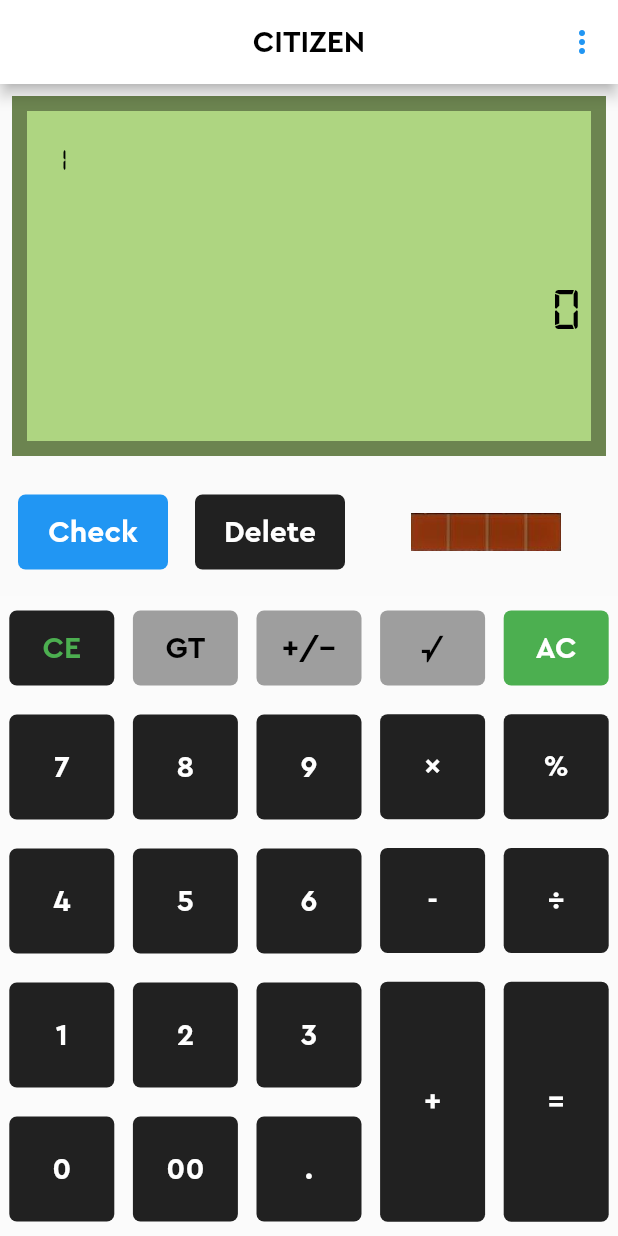
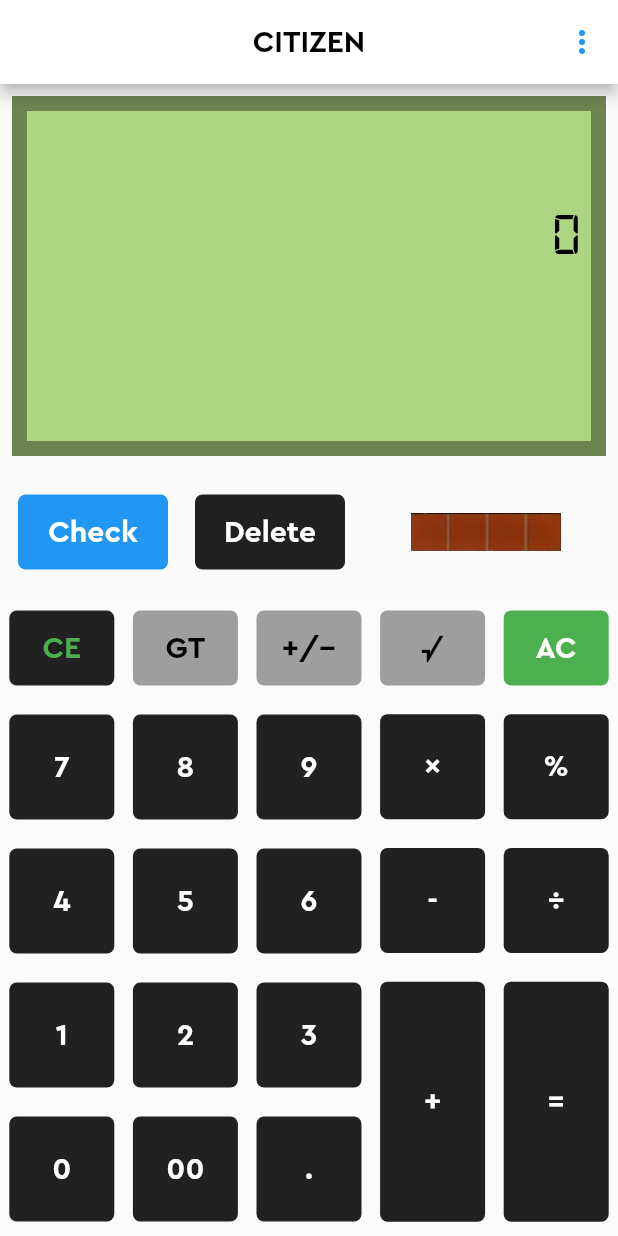
Before and after one commit to anshjikadra/citizen_calculator, a Flutter app: the screen it shows after launch, after a tap on "CE", on a phone screen of 412 x 824 dp. Run offline on Flutter 3.47's test engine with Material 2 defaults, Android fonts, the phone set to English and light mode, and no system bars; our stand-ins replace action_slider, math_expressions, sqflite; accounts and stored records are empty.

Commit message:
Initial commit

```diff
--- a/lib/history_db/history_data_file.dart
+++ b/lib/history_db/history_data_file.dart
@@ -11,7 +11,7 @@ class DB {
   static String table = "history";
   static String id = "id";
   static String title = "save_history";
-  static String valuetittle="save_value";
+  // static String valuetittle="save_value";
   // static String script = "script";
 
   static Future<Database> get dbisLoaded async {
--- a/lib/history_db/history_db_model.dart
+++ b/lib/history_db/history_db_model.dart
@@ -2,12 +2,12 @@ import 'dart:convert';
 
 
 List<H_data> s_history=[];
-List<H_data> s_value=[];
+
 class H_data {
 
   int? id;
   String history_data;
-  String value_data;
+  // String value_data;
   // String? english;
 
 
@@ -18,16 +18,16 @@ class H_data {
 
     id:json["id"],
     history_data: json["save_history"].toString(),
-    value_data: json["save_value"].toString(),
+    // value_data: json["save_value"].toString(),
 
   );
 
   Map<String, dynamic> toJson() => {
     "id": id,
     "save_history":history_data,
-    "save_value":value_data,
+    // "save_value":value_data,
 
   };
-  H_data({this.id,required this.history_data,required this.value_data});
+  H_data({this.id,required this.history_data});
 
 }
--- a/lib/main.dart
+++ b/lib/main.dart
@@ -1,4 +1,5 @@
 import 'package:citizen_calculator/screen/f_page.dart';
+import 'package:citizen_calculator/screen/homepage.dart';
 import 'package:flutter/material.dart';
 import 'package:flutter/services.dart';
 
--- a/lib/screen/f_page.dart
+++ b/lib/screen/f_page.dart
@@ -17,10 +17,14 @@ class f_page extends StatefulWidget {
 
 class _f_pageState extends State<f_page> {
 
-  String result="0";
+  String result="";
+  var text="";
   String storevalue="0";
   String sign="";
   String expression="";
+
+  int firstNumber=0;
+  int secondNumber=0 ;
 
 
 
@@ -96,18 +100,18 @@ class _f_pageState extends State<f_page> {
               child: Column(
                 // mainAxisAlignment: MainAxisAlignment.spaceAround,
                 children: [
-                  Padding(
-                    padding: const EdgeInsets.fromLTRB(5,10,0,0),
-                    child: Align(
-                      alignment: Alignment.topLeft,
-                      child: Container(
-                        height: 40,
-                         width: 40,
-                          // color: Colors.red,
-                        child: Center(child: Text("${storevalue.length}",style: TextStyle(fontFamily: "Mydigital",color: Colors.black,fontSize: 20),)),
-                      ),
-                    ),
-                  ),
+                  // Padding(
+                  //   padding: const EdgeInsets.fromLTRB(5,10,0,0),
+                  //   child: Align(
+                  //     alignment: Alignment.topLeft,
+                  //     child: Container(
+                  //       height: 40,
+                  //        width: 40,
+                  //         // color: Colors.red,
+                  //       child: Center(child: Text("${storevalue.length}",style: TextStyle(fontFamily: "Mydigital",color: Colors.black,fontSize: 20),)),
+                  //     ),
+                  //   ),
+                  // ),
 
                   SizedBox(height: 40,),
                   // Expanded(
@@ -313,54 +317,36 @@ class _f_pageState extends State<f_page> {
   {
     setState(() {
 
-      // if(buttontext=="AC")
-      //   {
-      //     storevalue="0";
-      //     result="0";
-      //   }
-      // else if(buttontext=="Delete")
-      //   {
-      //     storevalue=storevalue.substring(0,storevalue.length-1);
-      //     if(storevalue=="")
-      //       {
-      //         storevalue="0";
-      //       }
-      //   }
-      // else if(buttontext=="=")
-      //   {
-      //
-      //       expression=storevalue;
-      //       expression =expression.replaceAll('×','*');
-      //       expression =expression.replaceAll('÷','/');
-      //       try
-      //       {
-      //         Parser p = Parser();
-      //         Expression exp = p.parse(expression);
-      //         ContextModel cm=ContextModel();
-      //         result='${exp.evaluate(EvaluationType.VECTOR, cm)}';
-      //
-      //         // DB.save(H_data(history_data:result,value_data: storevalue));
-      //         // sign="=";
-      //         // int c=int.parse(storevalue)+int.parse(result);
-      //         // print()
-      //
-      //       }catch(e){
-      //
-      //         result="EROOR";
-      //       }
-      //   }
-      // else
-      //   {
-      //     if(storevalue=="0")
-      //       {
-      //         storevalue=buttontext;
-      //       }
-      //     else {
-      //       storevalue = storevalue + buttontext;
-      //     }
-      //   }
+      if(buttontext=="AC")
+        {
+          storevalue="0";
+          result="0";
+        }
+      else if(buttontext=="=")
+        {
 
-      if(buttontext=="CE")
+            expression=result;
+            expression =expression.replaceAll('×','*');
+            expression =expression.replaceAll('÷','/');
+            try
+            {
+              Parser p = Parser();
+              Expression exp = p.parse(expression);
+              ContextModel cm=ContextModel();
+              result='${exp.evaluate(EvaluationType.VECTOR, cm)}';
+
+              DB.save(H_data(history_data:result));
+              sign="=";
+
+
+            }catch(e){
+
+              result="EROOR";
+            }
+        }
+
+
+      else if(buttontext=="CE")
       {
         if(result=="EROOR")
         {
@@ -369,15 +355,6 @@ class _f_pageState extends State<f_page> {
         result="0";
 
       }
-      else if(buttontext=="AC")
-      {
-
-        result="";
-        sign="";
-        storevalue="";
-
-      }
-
 
       else if(buttontext=="Check")
         {
@@ -399,78 +376,127 @@ class _f_pageState extends State<f_page> {
           }
         }
       else if(buttontext=="GT")
-      {
-
-      }
-
-      else if (buttontext=="="){
-
-
-        expression=result;
-        expression =expression.replaceAll('×','*');
-        expression =expression.replaceAll('÷','/');
-        try
-        {
-          Parser p = Parser();
-          Expression exp = p.parse(expression);
-          ContextModel cm=ContextModel();
-          result='${exp.evaluate(EvaluationType.VECTOR, cm)}';
-
-          DB.save(H_data(history_data:result,value_data: storevalue));
-          sign="=";
-          // int c=int.parse(storevalue)+int.parse(result);
-          // print()
-
-        }catch(e){
-
-          result="EROOR";
-        }
-
-
-      }
-
+      {}
       else
       {
         if(result.length<=15)
           {
-            // if(buttontext=="+" || buttontext=="-" || buttontext=="÷" || buttontext=="-" || buttontext=="✕" || buttontext=="%" || buttontext=="+/-"  || buttontext=="√")
-            // {
-            //   setState(() {
-            //     sign=buttontext;
-            //     print(sign);
-            //   });
-            // }
-            // else
-
-
-              {
                 result= result + buttontext;
-              }
-
-
           }
         if(buttontext=="+" || buttontext=="-" || buttontext=="÷" || buttontext=="=" || buttontext=="×" || buttontext=="%" || buttontext=="+/-"  || buttontext=="√")
         {
-
-
-          // secound=result;
-          // result="0";
-
-          // storevalue=result.toString();
-          // result="0";
-          // print('${storevalue}');
-
           setState(() {
             sign=buttontext;
-            print(sign);
           });
         }
 
       }
+      // setState(() {
+      //   result=result;
+      //   print("TEXT:${result}");
+      // });
 
 
     });
 
   }
 
+
+
+
+  // String operation = "";
+  //
+  // void calculate(String buttontext ) {
+  //   if (buttontext == "AC") {
+  //     result = "";
+  //     text = "";
+  //     firstNumber = 0;
+  //     secondNumber = 0;
+  //   }else if(buttontext=="CE")
+  //     {
+  //       result="0";
+  //       setState(() {
+  //
+  //       });
+  //     }
+  //   else if(buttontext=="Delete")
+  //     {
+  //      result=result.substring(0,result.length-1);
+  //      setState(() {
+  //
+  //      });
+  //
+  //     }
+  //
+  //
+  //   else if (buttontext == "+" ||
+  //       buttontext == "-" ||
+  //       buttontext == "×" ||
+  //       buttontext == "÷" ||
+  //   buttontext == "%") {
+  //
+  //
+  //     firstNumber = int.parse(text);
+  //     result = "";
+  //     operation = buttontext;
+  //
+  //
+  //
+  //
+  //     firstNumber = int.parse(text);
+  //     result = "0";
+  //     operation = buttontext;
+  //
+  //   } else if (buttontext == "=") {
+  //     secondNumber = int.parse(text);
+  //     if (operation == "+") {
+  //       result = (firstNumber + secondNumber).toString();
+  //     }
+  //     if (operation == "-") {
+  //       result = (firstNumber - secondNumber).toString();
+  //     }
+  //     if (operation == "×") {
+  //       result = (firstNumber * secondNumber).toString();
+  //     }
+  //     if (operation == "÷") {
+  //       result = (firstNumber ~/ secondNumber).toString();
+  //     }
+  //     if(operation=="%")
+  //       {
+  //         result=(firstNumber % secondNumber).toString();
+  //       }
+  //    DB.save(H_data(history_data:result));
+  //     setState(() {
+  //
+  //     });
+  //
+  //
+  //   } else {
+  //
+  //     if(buttontext=="+" || buttontext=="-" || buttontext=="÷" || buttontext=="-" || buttontext=="✕" || buttontext=="%" || buttontext=="+/-"  || buttontext=="√")
+  //                 {
+  //
+  //                   setState(() {
+  //                     sign=buttontext;
+  //                     print(sign);
+  //                   });
+  //                 }
+  //                 else
+  //                   {
+  //
+  //                   }
+  //
+  //
+  //
+  //   }
+  //     result = int.parse(text + buttontext).toString();
+  //     print("result:${result}");
+  //   setState(() {
+  //     text = result;
+  //     print("Text:${text}");
+  //   });
+  // }
+
+
+
 }
--- a/lib/screen/history_page.dart
+++ b/lib/screen/history_page.dart
@@ -22,7 +22,7 @@ class _history_pageState extends State<history_page> {
 
   get_history() async {
     s_history = await DB.gethistory();
-    s_value = await DB.gethistory();
+    // s_value = await DB.gethistory();
     setState(() {});
   }
 
@@ -55,7 +55,7 @@ class _history_pageState extends State<history_page> {
       body: ListView.builder(itemCount: s_history.length,itemBuilder: (context, index) {
         return ListTile(
           title: Text(s_history[index].history_data,style: TextStyle(color: Colors.black,fontFamily: "Myfont")),
-          leading: Text(s_value[index].value_data,style: TextStyle(color: Colors.black,fontFamily: "Myfont"),),
+         // leading: Text(s_value[index].value_data,style: TextStyle(color: Colors.black,fontFamily: "Myfont"),),
         );
       },),
     );
```
Also changed, not shown: lib/screen/homepage.dart (+25 -18 lines), image/calculator.jpg (added), image/calculatorupclose.jpeg (added).
